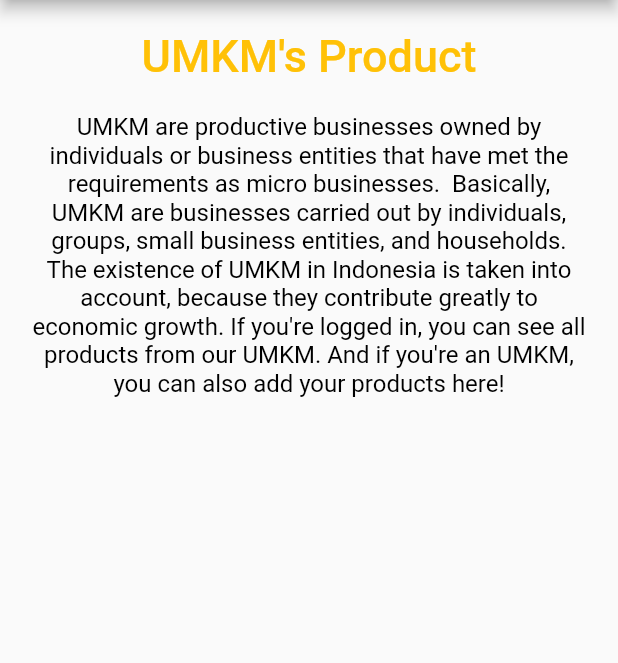
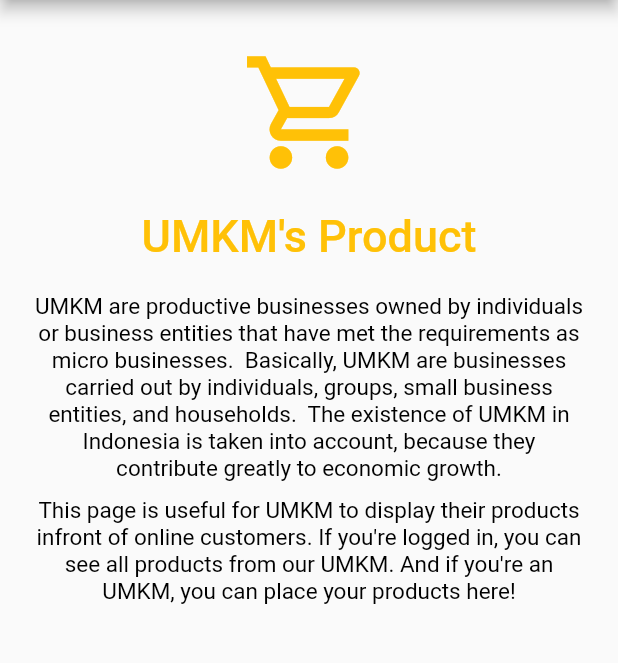
Before and after one commit to PBP22-23-C-11/buzzar-id-mobile, a Flutter app: the screen it shows after launch, in the side drawer, after a tap on "Product", on a phone screen of 412 x 824 dp, the part 84-747 px from its top. Run offline on Flutter 3.47's test engine with Material 2 defaults, Android fonts, the phone set to English and light mode, and no system bars; missing offline and left inert: pbp_django_auth.

Commit message:
Products DONE

```diff
--- a/buzzarid_mobile/lib/products/page/product_show.dart
+++ b/buzzarid_mobile/lib/products/page/product_show.dart
@@ -26,8 +26,16 @@ class _MyProductPageState extends State<MyProductPage> {
         body: Container(
             padding: const EdgeInsets.all(20.0),
             width: width,
-            child: Column(
+            child: SingleChildScrollView(
+                child: Column(
               children: [
+                const SizedBox(height: 10),
+                const Icon(
+                  Icons.shopping_cart_outlined,
+                  color: Colors.amber,
+                  size: 90,
+                ),
+                const SizedBox(height: 20),
                 const Text(
                   "UMKM's Product",
                   textAlign: TextAlign.center,
@@ -39,13 +47,23 @@ class _MyProductPageState extends State<MyProductPage> {
                 ),
                 const SizedBox(height: 20),
                 const Text(
-                  "UMKM are productive businesses owned by individuals or business entities that have met the requirements as micro businesses.  Basically, UMKM are businesses carried out by individuals, groups, small business entities, and households.  The existence of UMKM in Indonesia is taken into account, because they contribute greatly to economic growth. If you're logged in, you can see all products from our UMKM. And if you're an UMKM, you can also add your products here!",
+                  "UMKM are productive businesses owned by individuals or business entities that have met the requirements as micro businesses.  Basically, UMKM are businesses carried out by individuals, groups, small business entities, and households.  The existence of UMKM in Indonesia is taken into account, because they contribute greatly to economic growth.",
                   textAlign: TextAlign.center,
                   textScaleFactor: 2.0,
                   style: TextStyle(
                       color: Colors.black,
                       fontWeight: FontWeight.w400,
-                      fontSize: 8.0),
+                      fontSize: 7.5),
+                ),
+                const SizedBox(height: 10),
+                const Text(
+                  "This page is useful for UMKM to display their products infront of online customers. If you're logged in, you can see all products from our UMKM. And if you're an UMKM, you can place your products here!",
+                  textAlign: TextAlign.center,
+                  textScaleFactor: 2.0,
+                  style: TextStyle(
+                      color: Colors.black,
+                      fontWeight: FontWeight.w400,
+                      fontSize: 7.5),
                 ),
                 const SizedBox(height: 20),
                 if (userProvider.user.type == 'UMKM' ||
@@ -88,7 +106,8 @@ class _MyProductPageState extends State<MyProductPage> {
                     },
                   ),
                 ],
+                const SizedBox(height: 20),
               ],
-            )));
+            ))));
   }
 }
--- a/buzzarid_mobile/pubspec.yaml
+++ b/buzzarid_mobile/pubspec.yaml
@@ -62,8 +62,9 @@ flutter:
   uses-material-design: true
 
   # To add assets to your application, add an assets section, like this:
-  assets:
-     - lib/products/assets/LOGO5.png
+  # assets:
+  #   - images/a_dot_burr.jpeg
+  #   - images/a_dot_ham.jpeg
 
   # An image asset can refer to one or more resolution-specific "variants", see
   # https://flutter.dev/assets-and-images/#resolution-aware
```
Also changed, not shown: buzzarid_mobile/lib/products/page/product_form.dart (+21 -11 lines).
